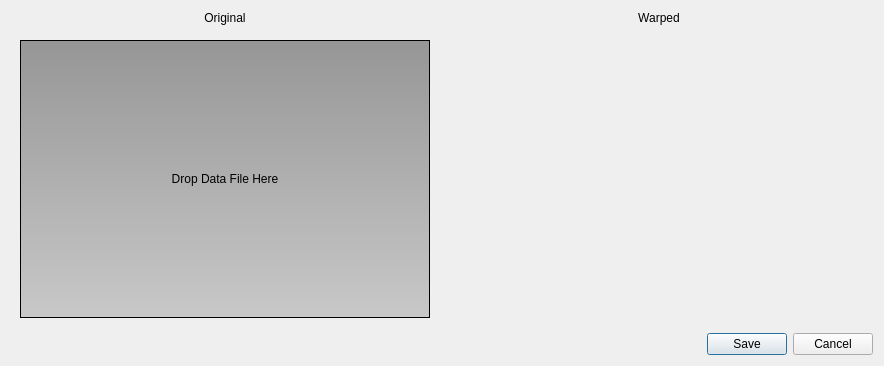
Old version of the form mwarp1d/ui/widgets/dialog_apply.ui in the repository 0todd0000/mwarp1d.
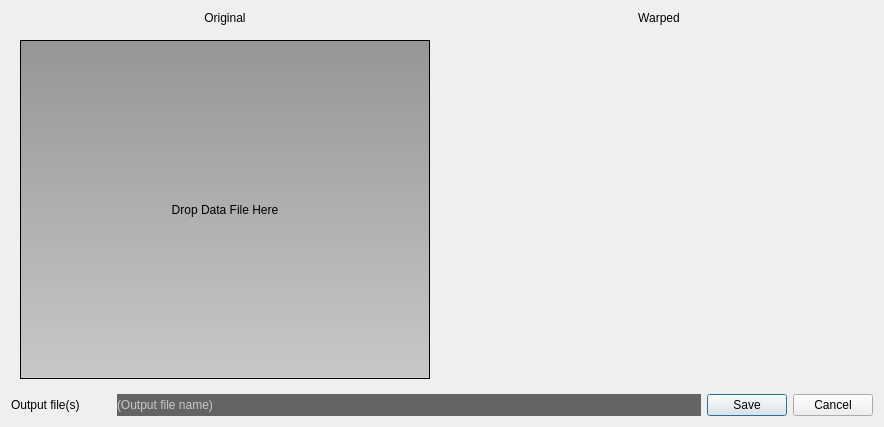
New version of the form. Custom widgets are drawn as their Qt base class.

Commit message: Update dialog_apply

```diff
--- a/mwarp1d/ui/widgets/dialog_apply.ui
+++ b/mwarp1d/ui/widgets/dialog_apply.ui
@@ -7,7 +7,7 @@
     <x>0</x>
     <y>0</y>
     <width>884</width>
-    <height>366</height>
+    <height>427</height>
    </rect>
   </property>
   <property name="windowTitle">
@@ -121,7 +121,42 @@
     </layout>
    </item>
    <item>
+    <layout class="QHBoxLayout" name="horizontalLayout">
+     <property name="topMargin">
+      <number>0</number>
+     </property>
+     <item>
+      <widget class="QLabel" name="label">
+       <property name="maximumSize">
+        <size>
+         <width>100</width>
+         <height>16777215</height>
+        </size>
+       </property>
+       <property name="text">
+        <string>Output file(s)</string>
+       </property>
+      </widget>
+     </item>
+     <item>
+      <widget class="ClickableLabel" name="label_fname1">
+       <property name="styleSheet">
+        <string notr="true">background-color: rgb(100, 100, 100);
+color: rgb(200, 200, 200);</string>
+       </property>
+       <property name="text">
+        <string>(Output file name)</string>
+       </property>
+      </widget>
+     </item>
+     <item>
     <widget class="QDialogButtonBox" name="buttonbox">
+       <property name="sizePolicy">
+        <sizepolicy hsizetype="Maximum" vsizetype="Fixed">
+         <horstretch>0</horstretch>
+         <verstretch>0</verstretch>
+        </sizepolicy>
+       </property>
      <property name="orientation">
       <enum>Qt::Horizontal</enum>
      </property>
@@ -131,6 +166,8 @@
     </widget>
    </item>
   </layout>
+   </item>
+  </layout>
  </widget>
  <customwidgets>
   <customwidget>
@@ -144,6 +181,11 @@
    <header>figures</header>
    <container>1</container>
   </customwidget>
+  <customwidget>
+   <class>ClickableLabel</class>
+   <extends>QLabel</extends>
+   <header>widgets</header>
+  </customwidget>
  </customwidgets>
  <resources/>
  <connections>
```
Lines whose indentation alone changed are shown as unchanged. The commit also changes 1 other file.
